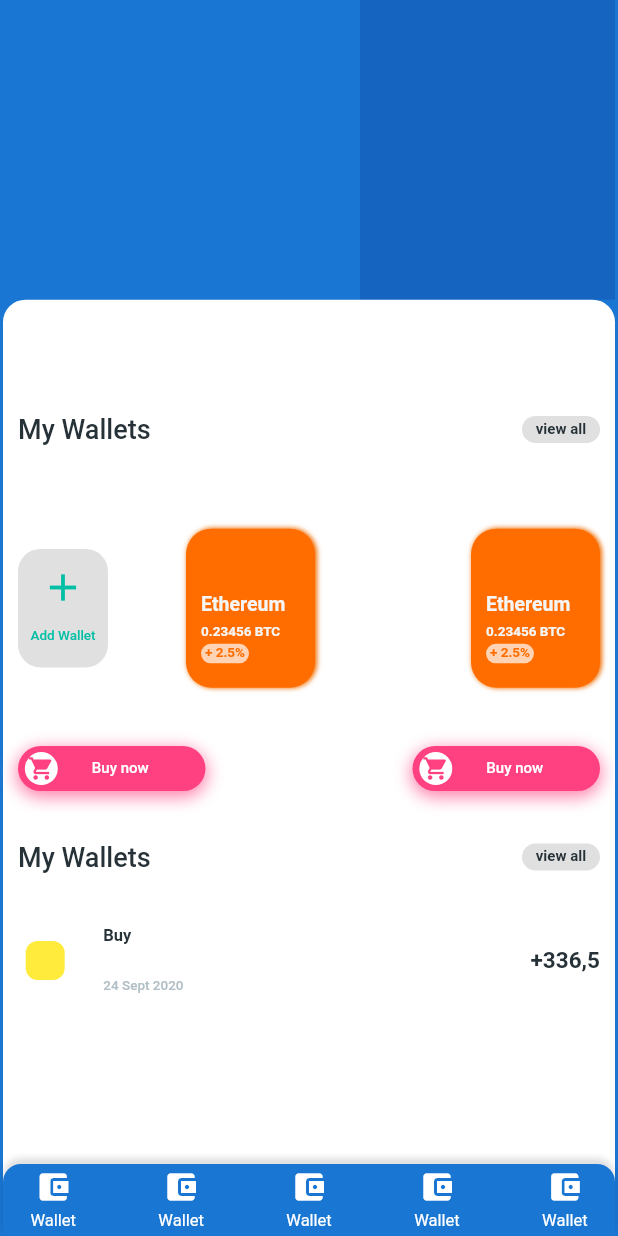
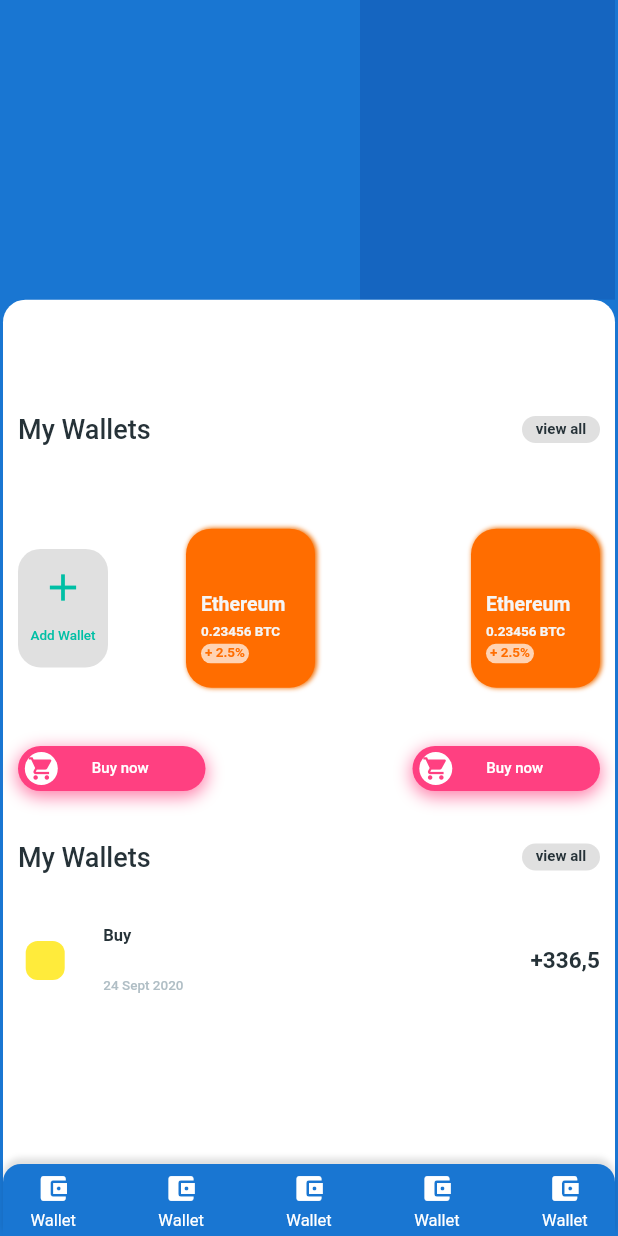
Before and after one commit to Jaumeavinyo/Flutter-Apps, a Flutter app: the screen it shows after launch, on a phone screen of 412 x 824 dp. Run offline on Flutter 3.47's test engine with Material 2 defaults, Android fonts, the phone set to English and light mode, and no system bars.

Commit message:
Size Icons fix

```diff
--- a/HELLO_FLATTER/lib/App.dart
+++ b/HELLO_FLATTER/lib/App.dart
@@ -140,6 +140,8 @@ class BankScreen extends StatelessWidget {
   }
 }
 
+//_____________________________________________________________________________
+
 class BarButton extends StatelessWidget {
   const BarButton({
     Key key,
@@ -153,7 +155,7 @@ class BarButton extends StatelessWidget {
         Spacer(flex: 200),
         Icon(
           Icons.account_balance_wallet,
-          size: 24,
+          size: 22,
           color: Colors.white,
         ),
         Spacer(),
```
